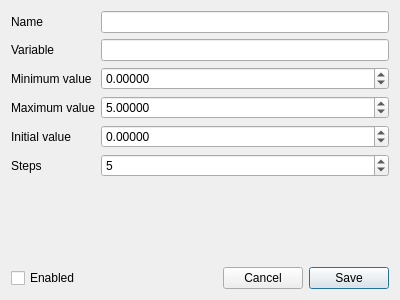
The window that interface/sliderdialog.ui (Kuszki/AVR-Monitor) describes before a commit, drawn with Qt 5.
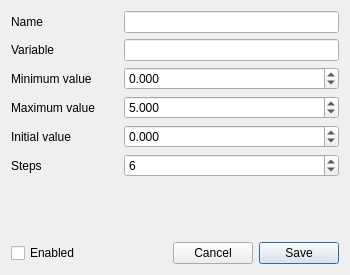
The same window after the commit.

```diff
--- a/interface/sliderdialog.ui
+++ b/interface/sliderdialog.ui
@@ -6,24 +6,25 @@
    <rect>
     <x>0</x>
     <y>0</y>
-    <width>400</width>
-    <height>300</height>
+    <width>350</width>
+    <height>275</height>
    </rect>
   </property>
   <property name="windowTitle">
    <string>Slider settings</string>
   </property>
   <layout class="QGridLayout" name="gridLayout">
-   <item row="5" column="1">
-    <widget class="QSpinBox" name="Steps">
-     <property name="minimum">
-      <number>2</number>
+   <item row="4" column="0">
+    <widget class="QLabel" name="labelInit">
+     <property name="text">
+      <string>Initial value</string>
      </property>
-     <property name="maximum">
-      <number>100</number>
-     </property>
-     <property name="value">
-      <number>5</number>
+    </widget>
+   </item>
+   <item row="5" column="0">
+    <widget class="QLabel" name="labelStep">
+     <property name="text">
+      <string>Steps</string>
      </property>
     </widget>
    </item>
@@ -34,16 +35,10 @@
      </property>
     </widget>
    </item>
-   <item row="2" column="1">
-    <widget class="QDoubleSpinBox" name="Min">
-     <property name="decimals">
-      <number>5</number>
-     </property>
-     <property name="minimum">
-      <double>-99999.000000000000000</double>
-     </property>
-     <property name="maximum">
-      <double>99999.000000000000000</double>
+   <item row="2" column="0">
+    <widget class="QLabel" name="labelMin">
+     <property name="text">
+      <string>Minimum value</string>
      </property>
     </widget>
    </item>
@@ -54,7 +49,75 @@
      </property>
     </widget>
    </item>
-   <item row="7" column="0" colspan="2">
+   <item row="0" column="0">
+    <widget class="QLabel" name="labelName">
+     <property name="text">
+      <string>Name</string>
+     </property>
+    </widget>
+   </item>
+   <item row="6" column="0" colspan="3">
+    <spacer name="verticalSpacer">
+     <property name="orientation">
+      <enum>Qt::Vertical</enum>
+     </property>
+     <property name="sizeHint" stdset="0">
+      <size>
+       <width>0</width>
+       <height>0</height>
+      </size>
+     </property>
+    </spacer>
+   </item>
+   <item row="4" column="1" colspan="2">
+    <widget class="QDoubleSpinBox" name="Init">
+     <property name="decimals">
+      <number>3</number>
+     </property>
+     <property name="minimum">
+      <double>-99999.000000000000000</double>
+     </property>
+     <property name="maximum">
+      <double>99999.000000000000000</double>
+     </property>
+    </widget>
+   </item>
+   <item row="3" column="1" colspan="2">
+    <widget class="QDoubleSpinBox" name="Max">
+     <property name="decimals">
+      <number>3</number>
+     </property>
+     <property name="minimum">
+      <double>-99999.000000000000000</double>
+     </property>
+     <property name="maximum">
+      <double>99999.000000000000000</double>
+     </property>
+     <property name="value">
+      <double>5.000000000000000</double>
+     </property>
+    </widget>
+   </item>
+   <item row="2" column="1" colspan="2">
+    <widget class="QDoubleSpinBox" name="Min">
+     <property name="decimals">
+      <number>3</number>
+     </property>
+     <property name="minimum">
+      <double>-99999.000000000000000</double>
+     </property>
+     <property name="maximum">
+      <double>99999.000000000000000</double>
+     </property>
+    </widget>
+   </item>
+   <item row="1" column="1" colspan="2">
+    <widget class="QLineEdit" name="Label"/>
+   </item>
+   <item row="0" column="1" colspan="2">
+    <widget class="QLineEdit" name="Name"/>
+   </item>
+   <item row="7" column="0" colspan="3">
     <layout class="QHBoxLayout" name="horizontalLayout">
      <item>
       <widget class="QCheckBox" name="Active">
@@ -95,82 +158,25 @@
      </item>
     </layout>
    </item>
-   <item row="2" column="0">
-    <widget class="QLabel" name="labelMin">
-     <property name="text">
-      <string>Minimum value</string>
+   <item row="5" column="1" colspan="2">
+    <widget class="QSpinBox" name="Steps">
+     <property name="sizePolicy">
+      <sizepolicy hsizetype="Preferred" vsizetype="Fixed">
+       <horstretch>0</horstretch>
+       <verstretch>0</verstretch>
+      </sizepolicy>
      </property>
-    </widget>
-   </item>
-   <item row="0" column="0">
-    <widget class="QLabel" name="labelName">
-     <property name="text">
-      <string>Name</string>
-     </property>
-    </widget>
-   </item>
-   <item row="5" column="0">
-    <widget class="QLabel" name="labelStep">
-     <property name="text">
-      <string>Steps</string>
-     </property>
-    </widget>
-   </item>
-   <item row="4" column="0">
-    <widget class="QLabel" name="labelInit">
-     <property name="text">
-      <string>Initial value</string>
-     </property>
-    </widget>
-   </item>
-   <item row="4" column="1">
-    <widget class="QDoubleSpinBox" name="Init">
-     <property name="decimals">
-      <number>5</number>
-     </property>
      <property name="minimum">
-      <double>-99999.000000000000000</double>
+      <number>2</number>
      </property>
      <property name="maximum">
-      <double>99999.000000000000000</double>
-     </property>
-    </widget>
-   </item>
-   <item row="0" column="1">
-    <widget class="QLineEdit" name="Name"/>
-   </item>
-   <item row="3" column="1">
-    <widget class="QDoubleSpinBox" name="Max">
-     <property name="decimals">
-      <number>5</number>
-     </property>
-     <property name="minimum">
-      <double>-99999.000000000000000</double>
-     </property>
-     <property name="maximum">
-      <double>99999.000000000000000</double>
+      <number>100</number>
      </property>
      <property name="value">
-      <double>5.000000000000000</double>
+      <number>6</number>
      </property>
     </widget>
    </item>
-   <item row="1" column="1">
-    <widget class="QLineEdit" name="Label"/>
-   </item>
-   <item row="6" column="0" colspan="2">
-    <spacer name="verticalSpacer">
-     <property name="orientation">
-      <enum>Qt::Vertical</enum>
-     </property>
-     <property name="sizeHint" stdset="0">
-      <size>
-       <width>0</width>
-       <height>0</height>
-      </size>
-     </property>
-    </spacer>
-   </item>
   </layout>
  </widget>
  <tabstops>
```
Left out of the diff: 49 changed lines with no effect on the pictures.
